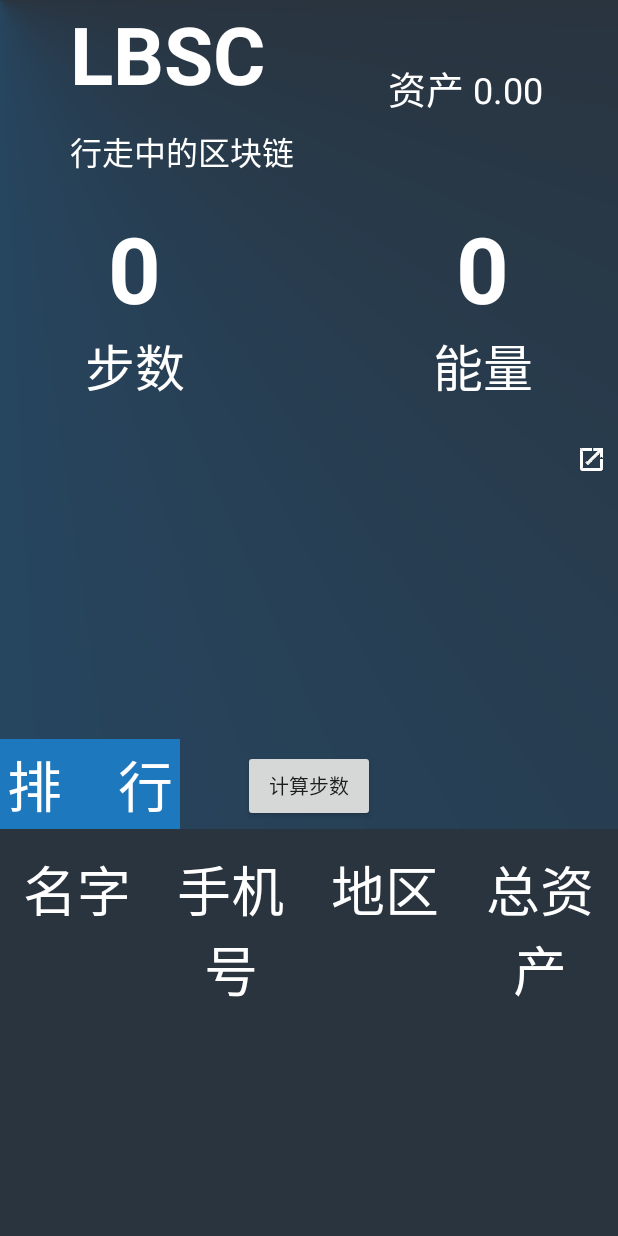
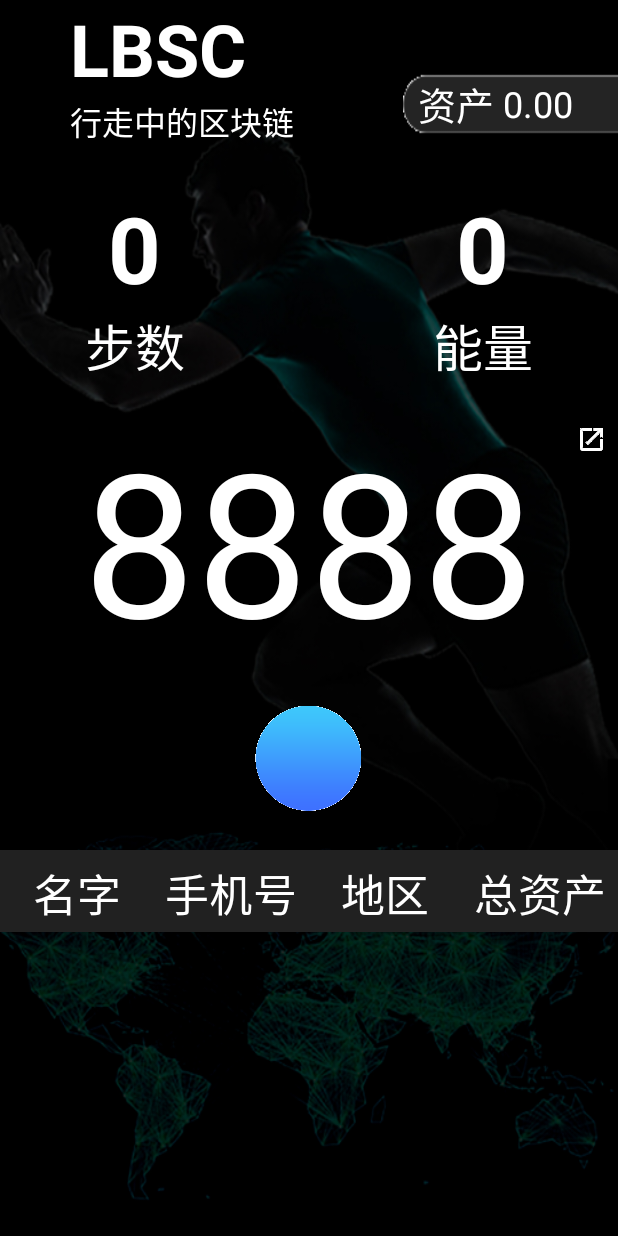
Before and after one commit to Albertontheway/LbscAndroid, an Android app: the layout activity_walking.xml on its own in the app's theme, with its tools: preview values and no code run, on a phone screen of 412 x 824 dp. Run offline under Robolectric (Android 15) with nearby library versions, the phone set to English and light mode, and no system bars.

Commit message:
1.0测试版

```diff
--- a/app/src/main/java/huxibianjie/com/lbscandroid/Activity/RegisterActivity.java
+++ b/app/src/main/java/huxibianjie/com/lbscandroid/Activity/RegisterActivity.java
@@ -64,9 +64,9 @@ public class RegisterActivity extends AppCompatActivity {
 //    Button mLoginButton;
     @BindView(R.id.Register_button)
     Button mRegisterButton;
-    @BindView(R.id.top_bar_linear)
+    @BindView(R.id.top_bar_linear2)
     LinearLayout topBarLinear;
-    @BindView(R.id.ll_top)
+    @BindView(R.id.ll_top2)
     RelativeLayout llTop;
     private  int i=60;
     String phoneNums;
--- a/app/src/main/res/layout/activity_walking.xml
+++ b/app/src/main/res/layout/activity_walking.xml
@@ -3,13 +3,12 @@
     android:orientation="vertical"
     android:layout_width="match_parent"
     android:layout_height="match_parent"
-    android:background="@color/bg4_dark_blackish_green"
+    android:background="@mipmap/background_zhu"
     >
 
     <LinearLayout
         android:layout_width="match_parent"
         android:layout_height="wrap_content"
-        android:background="@drawable/activity_walking_backgroud"
         android:orientation="vertical">
 
         <include layout="@layout/top_bar" />
@@ -17,16 +16,16 @@
         <RelativeLayout
             android:layout_width="match_parent"
             android:layout_height="wrap_content">
+
             <LinearLayout
+                android:layout_width="140dp"
+                android:layout_height="wrap_content"
+                android:layout_alignParentLeft="true"
+                android:layout_marginBottom="20dp"
+                android:layout_marginLeft="20dp"
                 android:layout_marginTop="20dp"
-                android:layout_marginBottom="20dp"
-                android:layout_width="140dp"
                 android:layout_weight="1"
-                android:layout_marginLeft="20dp"
-                android:orientation="horizontal"
-                android:layout_alignParentLeft="true"
-                android:layout_height="wrap_content"
-                >
+                android:orientation="horizontal">
 
                 <!--<ImageView-->
                 <!--android:layout_gravity="center_vertical"-->
@@ -36,36 +35,38 @@
                 <!--android:src="@mipmap/jiaoya" />-->
                 <LinearLayout
                     android:layout_width="match_parent"
-                    android:orientation="vertical"
-                    android:layout_height="wrap_content">
+                    android:layout_height="wrap_content"
+                    android:orientation="vertical">
+
                     <TextView
                         android:id="@+id/step_count"
+                        android:layout_width="wrap_content"
+                        android:layout_height="wrap_content"
+                        android:layout_gravity="center_horizontal"
                         android:text="0"
                         android:textColor="@color/white"
-                    android:textStyle="bold"
                         android:textSize="92px"
+                        android:textStyle="bold" />
+
+                    <TextView
+                        android:layout_width="wrap_content"
+                        android:layout_height="wrap_content"
                         android:layout_gravity="center_horizontal"
-                    android:layout_width="wrap_content"
-                    android:layout_height="wrap_content" />
-                <TextView
-                    android:textSize="50px"
                         android:text="步数"
                         android:textColor="@color/white"
-                    android:layout_gravity="center_horizontal"
-                    android:layout_width="wrap_content"
-                    android:layout_height="wrap_content" />
+                        android:textSize="50px" />
                 </LinearLayout>
             </LinearLayout>
 
             <LinearLayout
+                android:layout_width="140dp"
+                android:layout_height="wrap_content"
+                android:layout_alignParentRight="true"
+                android:layout_marginBottom="20dp"
+                android:layout_marginRight="20dp"
                 android:layout_marginTop="20dp"
-                android:layout_marginBottom="20dp"
-                android:layout_width="140dp"
                 android:layout_weight="1"
-                android:layout_marginRight="20dp"
-                android:orientation="horizontal"
-                android:layout_alignParentRight="true"
-                android:layout_height="wrap_content">
+                android:orientation="horizontal">
                 <!--<ImageView-->
                 <!--android:src="@mipmap/huomiao"-->
                 <!--android:layout_gravity="center_vertical"-->
@@ -74,72 +75,69 @@
                 <!--android:layout_height="140px" />-->
                 <LinearLayout
                     android:layout_width="match_parent"
-                    android:orientation="vertical"
-                    android:layout_height="wrap_content">
+                    android:layout_height="wrap_content"
+                    android:orientation="vertical">
+
                     <TextView
                         android:id="@+id/calories"
+                        android:layout_width="wrap_content"
+                        android:layout_height="wrap_content"
+                        android:layout_gravity="center_horizontal"
                         android:text="0"
                         android:textColor="@color/white"
-                    android:textStyle="bold"
                         android:textSize="92px"
-                    android:layout_gravity="center_horizontal"
+                        android:textStyle="bold" />
+
+                    <TextView
                         android:layout_width="wrap_content"
-                    android:layout_height="wrap_content" />
-                <TextView
-                    android:textSize="50px"
-                    android:text="能量"
+                        android:layout_height="wrap_content"
                         android:layout_gravity="center_horizontal"
 
+                        android:text="能量"
                         android:textColor="@color/white"
-                    android:layout_width="wrap_content"
-                    android:layout_height="wrap_content" />
+                        android:textSize="50px" />
                 </LinearLayout>
             </LinearLayout>
         </RelativeLayout>
 
         <ImageView
             android:id="@+id/share_imageButton"
-            android:src="@mipmap/icon_fenxiang"
+            android:layout_width="25dp"
+            android:layout_height="25dp"
+            android:layout_gravity="right"
+            android:layout_marginBottom="-30dp"
             android:paddingRight="10dp"
             android:paddingTop="10dp"
-            android:layout_marginBottom="-30dp"
-            android:layout_gravity="right"
-            android:layout_width="25dp"
-            android:layout_height="25dp"/>
+            android:alpha="1"
+            android:src="@mipmap/icon_fenxiang" />
+
         <TextView
             android:id="@+id/manry_count"
+            android:text="8888"
             android:layout_width="wrap_content"
             android:layout_height="wrap_content"
             android:layout_gravity="center_horizontal"
-            android:layout_marginTop="20dp"
             android:textColor="@color/white"
             android:textSize="200px" />
 
-        <Button
+        <ImageView
             android:id="@+id/Calculation_Button"
             android:layout_width="wrap_content"
             android:layout_height="wrap_content"
             android:layout_gravity="center_horizontal"
-            android:layout_marginTop="18dp"
-            android:text="计算步数"
-            android:textSize="13sp" />
+            android:layout_margin="20dp"
+            android:src="@mipmap/submission_button"
+             />
     </LinearLayout>
-            <TextView
-                android:text="排    行"
-                android:layout_width="120dp"
-                android:textSize="55px"
-                android:textColor="@color/white"
-                android:background="@color/text_color_1e78be"
-                android:layout_marginTop="-60dp"
-                android:gravity="center"
-                android:layout_height="60dp" />
+
 <LinearLayout
     android:layout_width="match_parent"
-    android:layout_height="wrap_content">
+    android:background="#212121"
+    android:layout_height="82px">
     <TextView
         android:text="名字"
-        android:textSize="54px"
-        android:padding="20px"
+        android:textSize="44px"
+        android:padding="10px"
         android:gravity="center"
         android:textColor="@color/white"
         android:layout_width="0dp"
@@ -148,8 +146,8 @@
 
     <TextView
         android:text="手机号"
-        android:textSize="54px"
-        android:padding="20px"
+        android:textSize="44px"
+        android:padding="10px"
         android:gravity="center"
         android:textColor="@color/white"
         android:layout_width="0dp"
@@ -158,8 +156,8 @@
 
     <TextView
         android:text="地区"
-        android:textSize="54px"
-        android:padding="20px"
+        android:textSize="44px"
+        android:padding="10px"
         android:gravity="center"
         android:textColor="@color/white"
         android:layout_width="0dp"
@@ -168,8 +166,8 @@
 
     <TextView
         android:text="总资产"
-        android:textSize="54px"
-        android:padding="20px"
+        android:textSize="44px"
+        android:padding="10px"
         android:gravity="center"
         android:textColor="@color/white"
         android:layout_width="0dp"
--- a/app/src/main/res/layout/top_bar.xml
+++ b/app/src/main/res/layout/top_bar.xml
@@ -9,6 +9,7 @@
     <RelativeLayout
         android:id="@+id/ll_top"
         android:layout_width="match_parent"
+        android:paddingBottom="10px"
         android:layout_height="match_parent">
 
         <LinearLayout
@@ -26,29 +27,32 @@
                 android:layout_alignStart="@+id/linearLayout"
                 android:text="LBSC"
                 android:textColor="@color/white"
-                android:textSize="80px"
+                android:textSize="72px"
                 android:textStyle="bold" />
 
             <TextView
                 android:layout_width="wrap_content"
                 android:layout_height="wrap_content"
-                android:paddingTop="20px"
                 android:text="行走中的区块链"
                 android:textColor="@color/white"
                 android:textSize="32px" />
         </LinearLayout>
 
         <LinearLayout
+            android:layout_marginTop="70px"
             android:layout_width="wrap_content"
-            android:layout_height="wrap_content"
+            android:layout_height="68px"
+            android:background="@mipmap/zichan"
             android:layout_alignParentRight="true"
+            android:gravity="center_vertical|right"
             android:orientation="horizontal"
-            android:layout_centerVertical="true"
-            android:paddingRight="50dp">
+            android:paddingLeft="10dp"
+            android:paddingRight="30dp">
 
             <TextView
                 android:layout_width="wrap_content"
                 android:layout_height="wrap_content"
+                android:orientation="vertical"
                 android:text="资产 "
                 android:textColor="@color/white"
                 android:textSize="38px" />
@@ -56,6 +60,7 @@
             <TextView
                 android:layout_width="wrap_content"
                 android:layout_height="wrap_content"
+                android:orientation="vertical"
                 android:text="0.00"
                 android:textColor="@color/white"
                 android:textSize="36px" />
```
Also changed, not shown: app/src/main/AndroidManifest.xml (+9 -6 lines), app/src/main/java/huxibianjie/com/lbscandroid/Activity/StateActivity.java (added, +48 -0 lines), app/src/main/java/huxibianjie/com/lbscandroid/WalkingActivity.java (+12 -4 lines), app/src/main/res/layout/activity_register.xml (+17 -60 lines), app/src/main/res/layout/activity_state.xml (added, +16 -0 lines), app/src/main/res/layout/top_bar2.xml (added, +26 -0 lines), app/src/main/res/mipmap-xxhdpi/background_beijing.jpg (added), app/src/main/res/mipmap-xxhdpi/background_register.jpg (added), app/src/main/res/mipmap-xxhdpi/background_zhu.jpg (added), app/src/main/res/mipmap-xxhdpi/buttonbeijing.png (added), app/src/main/res/mipmap-xxhdpi/submission_button.png (added), app/src/main/res/mipmap-xxhdpi/zichan.png (added). Lines whose indentation alone changed are shown as unchanged.
